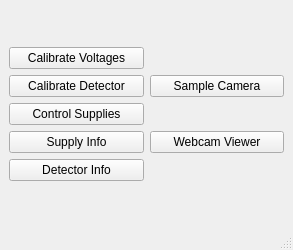
Above: test_gui.ui from kmnhan/1KARPES_DAQ before the change. Below: the same form after it.
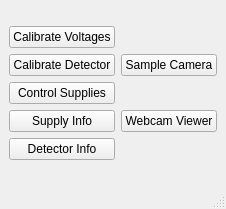
That is the form after the change.

Commit message: refactor: wrap window size

```diff
--- a/test_gui.ui
+++ b/test_gui.ui
@@ -6,8 +6,8 @@
    <rect>
     <x>0</x>
     <y>0</y>
-    <width>293</width>
-    <height>250</height>
+    <width>226</width>
+    <height>209</height>
    </rect>
   </property>
   <property name="windowTitle">
```
Left out of the diff: 2 changed lines with no effect on the pictures.
